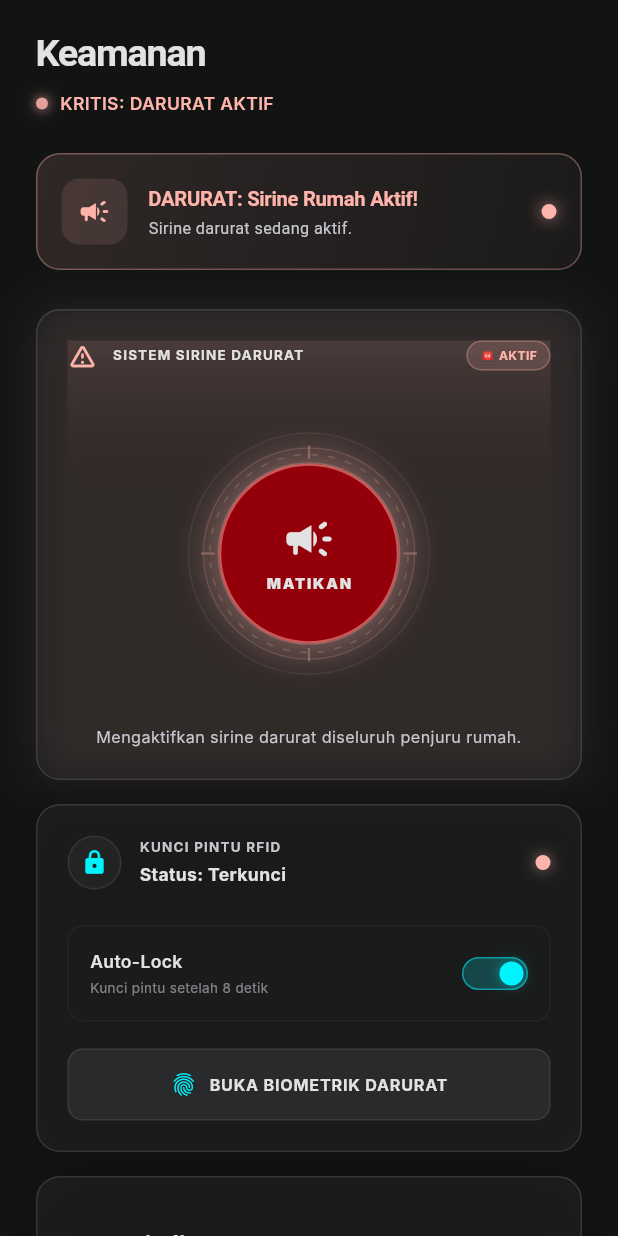
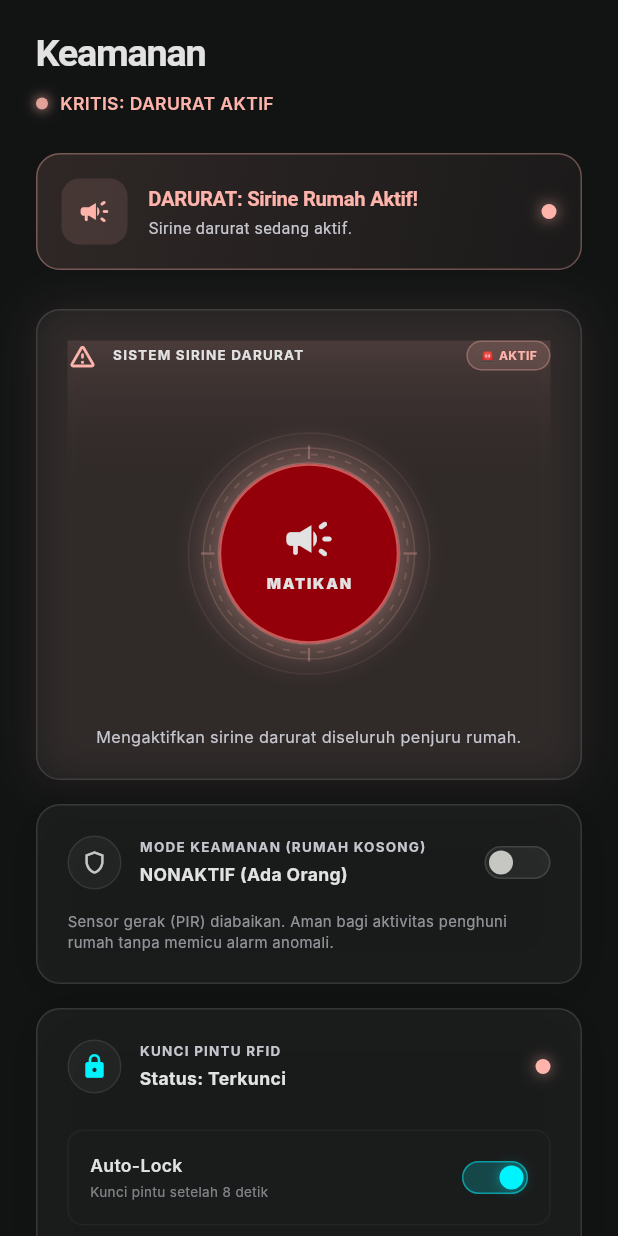
Before and after one commit to RafaEnricoo/otter_app, a Flutter app: the SecurityScreen widget shown alone on an empty page, opened directly, after a tap on "ALARM PANIK", on a phone screen of 412 x 824 dp. Run offline on Flutter 3.47's test engine with Material 3 defaults, Android fonts, the phone set to English and light mode, and no system bars; our stand-ins replace audioplayers, firebase_core, firebase_messaging, flutter_local_notifications, flutter_tts, image_picker and 3 more; accounts and stored records are empty; network calls fail; Roboto replaces fonts that are missing (Inter, Sora).

Commit message:
feat: implement security mode UI card and optimistic updates

```diff
--- a/lib/models/device_model.dart
+++ b/lib/models/device_model.dart
@@ -159,6 +159,7 @@ class SmarthomeOtomatisasi {
   final bool modeAutoKipas;
   final int batasGelapLampu;
   final double batasPanasKamar;
+  final bool modeKeamananAktif;
 
   SmarthomeOtomatisasi({
     required this.modeAutoLampu,
@@ -169,6 +170,7 @@ class SmarthomeOtomatisasi {
     required this.modeAutoKipas,
     required this.batasGelapLampu,
     required this.batasPanasKamar,
+    required this.modeKeamananAktif,
   });
 
   factory SmarthomeOtomatisasi.fromMap(Map<dynamic, dynamic> map) {
@@ -185,6 +187,7 @@ class SmarthomeOtomatisasi {
       batasPanasKamar: (map['batas_panas_kamar'] ?? 0.0) is int
           ? (map['batas_panas_kamar'] as int).toDouble()
           : (map['batas_panas_kamar'] ?? 0.0) as double,
+      modeKeamananAktif: (map['mode_keamanan_aktif'] ?? false) as bool,
     );
   }
 
@@ -198,6 +201,7 @@ class SmarthomeOtomatisasi {
       'mode_auto_kipas': modeAutoKipas,
       'batas_gelap_lampu': batasGelapLampu,
       'batas_panas_kamar': batasPanasKamar,
+      'mode_keamanan_aktif': modeKeamananAktif,
     };
   }
 }
--- a/lib/screens/security_screen.dart
+++ b/lib/screens/security_screen.dart
@@ -328,6 +328,8 @@ class _SecurityScreenState extends State<SecurityScreen> with TickerProviderStat
                                       children: [
                                         _buildBuzzerAlarmCard(isAlarmActive),
                                         const SizedBox(height: AppSpacing.gutter),
+                                        _buildSecurityModeCard(state.otomatisasi),
+                                        const SizedBox(height: AppSpacing.gutter),
                                         _buildRFIDControlCard(perangkat.kunciPintuRfid, isUnlocked),
                                       ],
                                     ),
@@ -345,6 +347,8 @@ class _SecurityScreenState extends State<SecurityScreen> with TickerProviderStat
                                 children: [
                                   _buildBuzzerAlarmCard(isAlarmActive),
                                   const SizedBox(height: AppSpacing.gutter),
+                                  _buildSecurityModeCard(state.otomatisasi),
+                                  const SizedBox(height: AppSpacing.gutter),
                                   _buildRFIDControlCard(perangkat.kunciPintuRfid, isUnlocked),
                                   const SizedBox(height: AppSpacing.gutter),
                                   _buildEventLogCard(filteredLogs, displayCount),
@@ -431,7 +435,7 @@ class _SecurityScreenState extends State<SecurityScreen> with TickerProviderStat
                     Icon(Icons.wifi_rounded, size: 14, color: Color(AppColors.secondaryContainer)),
                     SizedBox(width: 6),
                     Text(
-                      'Firebase Terhubung',
+                      'Server Terhubung',
                       style: TextStyle(
                         fontFamily: 'Inter',
                         fontSize: 11,
@@ -610,6 +614,135 @@ class _SecurityScreenState extends State<SecurityScreen> with TickerProviderStat
                 ),
               ),
             ],
+          ),
+        ],
+      ),
+    );
+  }
+
+  Widget _buildSecurityModeCard(SmarthomeOtomatisasi otomatisasi) {
+    final bool isSecured = otomatisasi.modeKeamananAktif;
+    return _SecurityGlassCard(
+      glowColor: isSecured ? Color(AppColors.secondaryContainer).withValues(alpha: 0.1) : null,
+      child: Column(
+        crossAxisAlignment: CrossAxisAlignment.start,
+        children: [
+          Row(
+            mainAxisAlignment: MainAxisAlignment.spaceBetween,
+            children: [
+              Row(
+                children: [
+                  Container(
+                    width: 36,
+                    height: 36,
+                    decoration: BoxDecoration(
+                      shape: BoxShape.circle,
+                      color: isSecured
+                          ? Color(AppColors.secondaryContainer).withValues(alpha: 0.1)
+                          : Colors.white.withValues(alpha: 0.04),
+                      border: Border.all(
+                        color: isSecured
+                            ? Color(AppColors.secondaryContainer).withValues(alpha: 0.25)
+                            : Colors.white.withValues(alpha: 0.08),
+                      ),
+                    ),
+                    child: Icon(
+                      isSecured ? Icons.shield_rounded : Icons.shield_outlined,
+                      color: isSecured ? Color(AppColors.secondaryContainer) : const Color(AppColors.tertiary),
+                      size: 18,
+                    ),
+                  ),
+                  const SizedBox(width: 12),
+                  Column(
+                    crossAxisAlignment: CrossAxisAlignment.start,
+                    children: [
+                      const Text(
+                        'MODE KEAMANAN (RUMAH KOSONG)',
+                        style: TextStyle(
+                          fontFamily: 'Inter',
+                          fontSize: 10,
+                          fontWeight: FontWeight.bold,
+                          color: Color(AppColors.onSurfaceVariant),
+                          letterSpacing: 0.8,
+                        ),
+                      ),
+                      const SizedBox(height: 2),
+                      Text(
+                        isSecured ? 'SIAGA (Rumah Kosong)' : 'NONAKTIF (Ada Orang)',
+                        style: TextStyle(
+                          fontFamily: 'Inter',
+                          fontSize: 13,
+                          fontWeight: FontWeight.bold,
+                          color: isSecured ? Color(AppColors.secondaryContainer) : const Color(AppColors.onSurface),
+                        ),
+                      ),
+                    ],
+                  ),
+                ],
+              ),
+              GestureDetector(
+                onTap: () {
+                  HapticFeedback.mediumImpact();
+                  SmartHomeService().updateOtomatisasi('mode_keamanan_aktif', !isSecured);
+                },
+                child: AnimatedContainer(
+                  duration: const Duration(milliseconds: 200),
+                  curve: Curves.easeInOut,
+                  width: 44,
+                  height: 22,
+                  decoration: BoxDecoration(
+                    borderRadius: BorderRadius.circular(99),
+                    color: isSecured
+                        ? Color(AppColors.secondaryContainer).withValues(alpha: 0.2)
+                        : Colors.white.withValues(alpha: 0.06),
+                    border: Border.all(
+                      color: isSecured
+                          ? Color(AppColors.secondaryContainer).withValues(alpha: 0.5)
+                          : Colors.white.withValues(alpha: 0.12),
+                      width: 1.0,
+                    ),
+                  ),
+                  child: Stack(
+                    children: [
+                      AnimatedAlign(
+                        duration: const Duration(milliseconds: 200),
+                        curve: Curves.easeInOut,
+                        alignment: isSecured ? Alignment.centerRight : Alignment.centerLeft,
+                        child: Container(
+                          width: 16,
+                          height: 16,
+                          margin: const EdgeInsets.symmetric(horizontal: 2),
+                          decoration: BoxDecoration(
+                            shape: BoxShape.circle,
+                            color: isSecured ? Color(AppColors.secondaryContainer) : const Color(AppColors.tertiary),
+                            boxShadow: isSecured
+                                ? [
+                                    BoxShadow(
+                                      color: Color(AppColors.secondaryContainer).withValues(alpha: 0.4),
+                                      blurRadius: 6,
+                                    )
+                                  ]
+                                : null,
+                          ),
+                        ),
+                      ),
+                    ],
+                  ),
+                ),
+              ),
+            ],
+          ),
+          const SizedBox(height: 14),
+          Text(
+            isSecured
+                ? 'Sistem siaga tempur. Pergerakan sekecil apapun terdeteksi oleh PIR sensor akan langsung memicu sirine alarm!'
+                : 'Sensor gerak (PIR) diabaikan. Aman bagi aktivitas penghuni rumah tanpa memicu alarm anomali.',
+            style: TextStyle(
+              fontFamily: 'Inter',
+              fontSize: 11,
+              height: 1.4,
+              color: const Color(AppColors.onSurfaceVariant).withValues(alpha: 0.7),
+            ),
           ),
         ],
       ),
--- a/lib/services/smarthome_service.dart
+++ b/lib/services/smarthome_service.dart
@@ -157,6 +157,7 @@ class SmartHomeService {
           modeAutoKipas: true,
           batasGelapLampu: 30,
           batasPanasKamar: 29.0,
+          modeKeamananAktif: false,
         ),
       );
       stateNotifier.value = _localState;
@@ -277,25 +278,37 @@ class SmartHomeService {
       stateNotifier.value = _localState;
       _runAutomationRulesIfNeeded();
     } else {
-      final updatedPerangkat = _localState!.perangkat.toMap();
-      updatedPerangkat[key] = value;
+      // Optimistic update: Update local state immediately so UI toggles instantly
+      final perangkatMap = _localState!.perangkat.toMap();
+      perangkatMap[key] = value;
+
+      SmarthomeOtomatisasi newOto = _localState!.otomatisasi;
+      if (autoLampuKeyToDisable != null || disableAutoKipas) {
+        final otoMap = _localState!.otomatisasi.toMap();
+        if (autoLampuKeyToDisable != null) otoMap[autoLampuKeyToDisable] = false;
+        if (disableAutoKipas) otoMap['mode_auto_kipas'] = false;
+        newOto = SmarthomeOtomatisasi.fromMap(otoMap);
+      }
+
+      _localState = _localState!.copyWith(
+        perangkat: SmarthomePerangkat.fromMap(perangkatMap),
+        otomatisasi: newOto,
+      );
+      stateNotifier.value = _localState;
+      _runAutomationRulesIfNeeded();
 
       try {
         await http.put(
           Uri.parse('${AppConfig.apiBaseUrl}/perangkat'),
           headers: {'Content-Type': 'application/json'},
-          body: jsonEncode(updatedPerangkat),
+          body: jsonEncode(perangkatMap),
         );
 
         if (autoLampuKeyToDisable != null || disableAutoKipas) {
-          final updatedOto = _localState!.otomatisasi.toMap();
-          if (autoLampuKeyToDisable != null) updatedOto[autoLampuKeyToDisable] = false;
-          if (disableAutoKipas) updatedOto['mode_auto_kipas'] = false;
-
           await http.put(
             Uri.parse('${AppConfig.apiBaseUrl}/otomatisasi'),
             headers: {'Content-Type': 'application/json'},
-            body: jsonEncode(updatedOto),
+            body: jsonEncode(newOto.toMap()),
           );
         }
       } catch (e) {
@@ -411,14 +424,18 @@ class SmartHomeService {
       stateNotifier.value = _localState;
       _runAutomationRulesIfNeeded();
     } else {
-      final updatedOto = _localState!.otomatisasi.toMap();
-      updatedOto[key] = value;
+      // Optimistic update: Update local state immediately so UI toggles instantly
+      final otomatisasiMap = _localState!.otomatisasi.toMap();
+      otomatisasiMap[key] = value;
+      _localState = _localState!.copyWith(otomatisasi: SmarthomeOtomatisasi.fromMap(otomatisasiMap));
+      stateNotifier.value = _localState;
+      _runAutomationRulesIfNeeded();
 
       try {
         await http.put(
           Uri.parse('${AppConfig.apiBaseUrl}/otomatisasi'),
           headers: {'Content-Type': 'application/json'},
-          body: jsonEncode(updatedOto),
+          body: jsonEncode(otomatisasiMap),
         );
       } catch (e) {
         print("Gagal update otomatisasi di server: $e");
@@ -662,7 +679,7 @@ class SmartHomeService {
     }
     _lastSmokeValue = state.sensor.dapurFlame;
 
-    if (state.sensor.tamuGerak) {
+    if (state.sensor.tamuGerak && state.otomatisasi.modeKeamananAktif) {
       if (!_lastPirValue) {
         NotificationService().addNotification(
           title: 'Anomali Terdeteksi',
```
